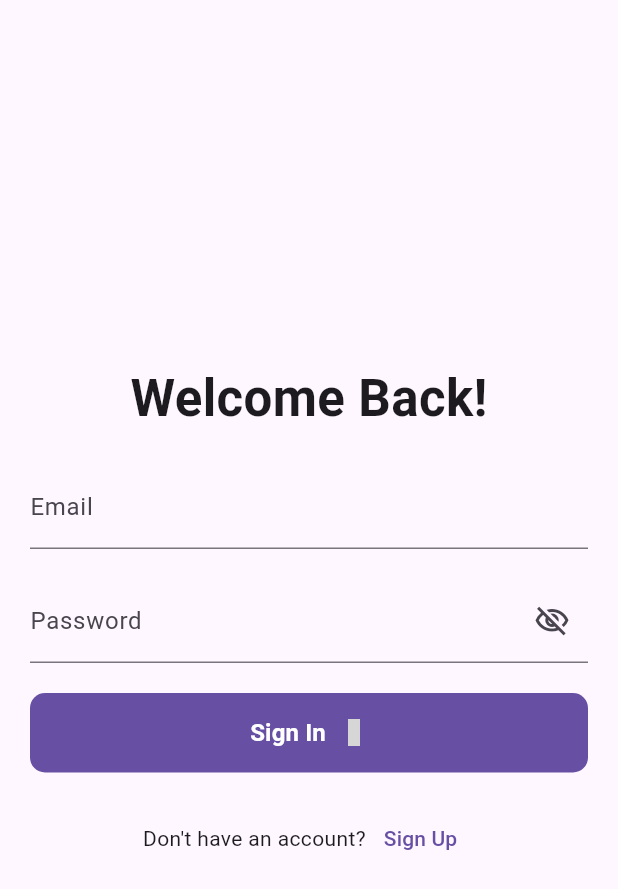
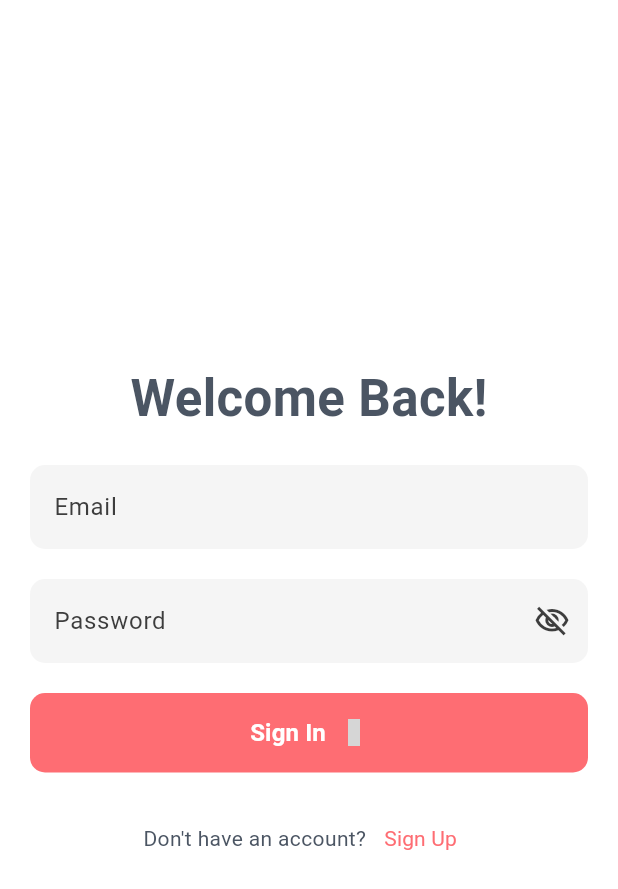
Before and after one commit to Reh4m/simple-register-app, a Flutter app: the screen it shows after launch, on a phone screen of 412 x 824 dp. Shown: the top 889 px of the screen. Run offline on Flutter 3.47's test engine with Material 3 defaults, Android fonts, the phone set to English and light mode, and no system bars; our stand-ins replace dartz, equatable, get_it, go_router, hugeicons, image_picker and 3 more; accounts and stored records are empty; grey boxes are pictures that could not be loaded.

Commit message:
Chore (Main): Set ThemeData and ThemeMode in MaterialApp

```diff
--- a/lib/main.dart
+++ b/lib/main.dart
@@ -2,6 +2,7 @@ import 'package:flutter/material.dart';
 import 'package:provider/provider.dart';
 import 'package:simple_register_app/src/core/di/index.dart' as di;
 import 'package:simple_register_app/src/presentation/config/router/index.dart';
+import 'package:simple_register_app/src/presentation/config/themes/app_theme.dart';
 import 'package:simple_register_app/src/presentation/providers/auth_provider.dart';
 import 'package:simple_register_app/src/presentation/providers/image_picker_provider.dart';
 
@@ -38,6 +39,8 @@ class MyApp extends StatelessWidget {
     return MaterialApp.router(
       debugShowCheckedModeBanner: false,
       title: 'Simple Register App',
+      theme: AppTheme.light,
+      themeMode: ThemeMode.light,
       routerConfig: AppRouter.router(context),
     );
   }
```
